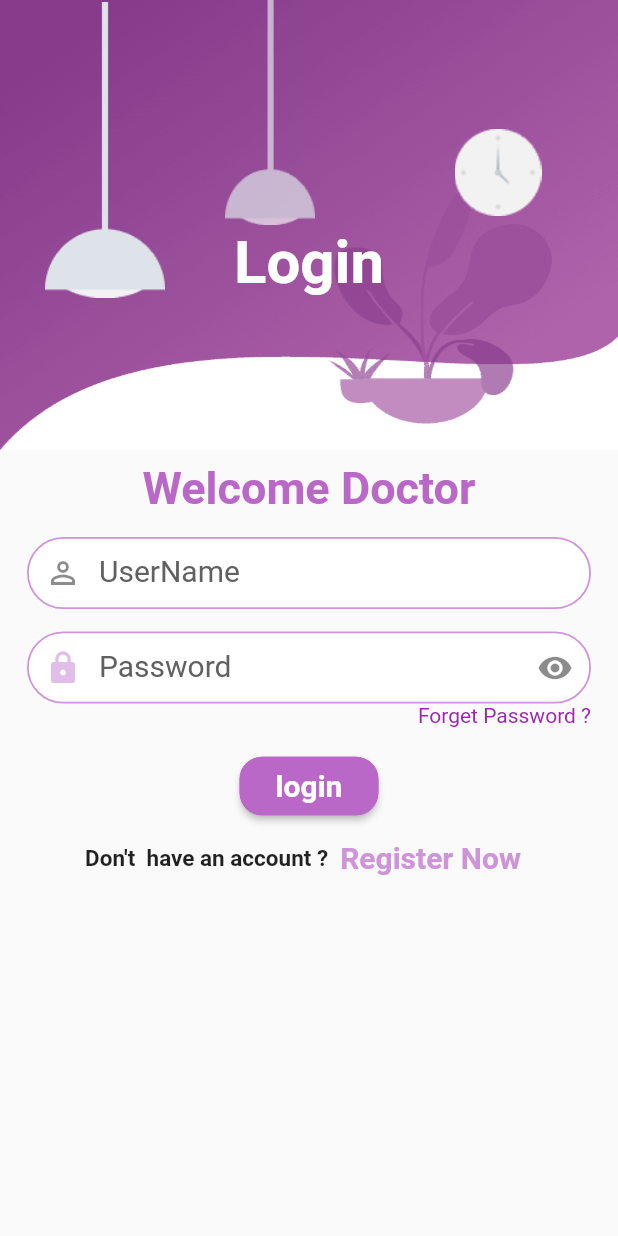
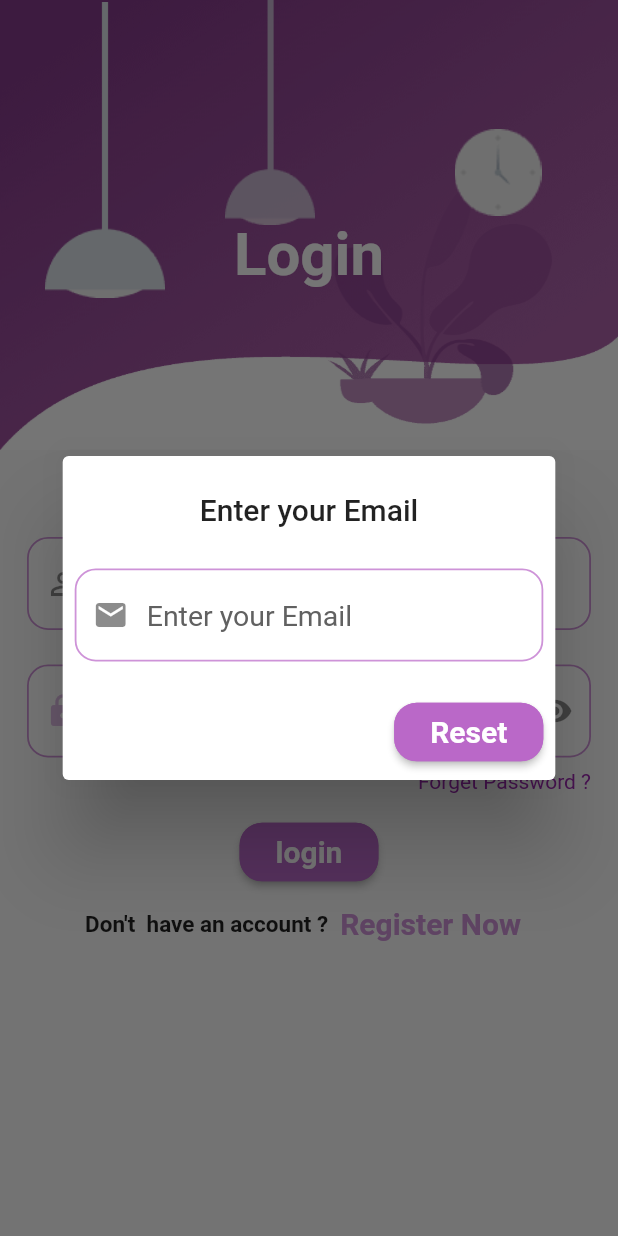
Before and after one commit to asmaaramadanramadan/BoneMarrow, a Flutter app: the Login_Screen screen opened directly, after a tap on "Forget Password ?", on a phone screen of 412 x 824 dp. Run offline on Flutter 3.47's test engine with Material 2 defaults, Android fonts, the phone set to English and light mode, and no system bars; our stand-ins replace animated_splash_screen, carousel_slider, curved_navigation_bar, easy_search_bar, easy_splash_screen, file_picker and 7 more; accounts and stored records are empty.

Commit message:
login update

```diff
--- a/lib/login+_screen.dart
+++ b/lib/login+_screen.dart
@@ -13,6 +13,7 @@ import 'package:shared_preferences/shared_preferences.dart';
 import 'Animation/FadeAnimation.dart';
 
 import 'package:g_project/registerScreen.dart';
+import 'ResetPage.dart';
 import 'home_screen.dart';
 import 'main.dart';
 import 'nav_drawer.dart';
@@ -36,7 +37,7 @@ class _Login_ScreenState extends State<Login_Screen> {
   var passwordcontroler = TextEditingController();
 
   //var phonecontroller = TextEditingController();
-  //var emailcontroler = TextEditingController();
+  var emailcontroler = TextEditingController();
 
   bool passvisible = true;
 
@@ -89,7 +90,7 @@ class _Login_ScreenState extends State<Login_Screen> {
                       ),
                     ),
                     Container(
-                      margin: const EdgeInsets.only(top: 50),
+                      margin: const EdgeInsets.only(top: 40),
                       child: const Center(
                         child: Text(
                           "Login",
@@ -105,7 +106,6 @@ class _Login_ScreenState extends State<Login_Screen> {
               ),
               Padding(
                 padding: const EdgeInsets.all(8.0),
-                child: Center(
                 child: SingleChildScrollView(
                   child: Column(
                     children: [
@@ -116,7 +116,7 @@ class _Login_ScreenState extends State<Login_Screen> {
                             fontWeight: FontWeight.bold,
                             fontSize: 30),
                       ),
-                        lSwitch ? const DoctorRegist() : signIn(),
+                      lSwitch ? const DoctorRegist() :  Login(),
                       Row(
                           mainAxisAlignment: MainAxisAlignment.center,
                           children: [
@@ -161,7 +161,6 @@ class _Login_ScreenState extends State<Login_Screen> {
                   ),
                 ),
               ),
-              ),
             ],
           ),
         ),
@@ -169,7 +168,7 @@ class _Login_ScreenState extends State<Login_Screen> {
     );
   }
 
-  Form signIn() {
+  Form Login() {
     return Form(
       key: _key1,
       child: Container(
@@ -238,7 +237,7 @@ class _Login_ScreenState extends State<Login_Screen> {
                     "Forget Password ?",
                     style: TextStyle(color: Colors.purple),
                   ),
-                  onTap: () {},
+                  onTap: () =>myDialog(),
                 ),
               ],
             ),
@@ -252,18 +251,14 @@ class _Login_ScreenState extends State<Login_Screen> {
                     side: BorderSide(color: Colors.purple.shade300),
                     borderRadius: BorderRadius.circular(15.0)),
                 onPressed: (){
+                  if(_key1.currentState!.validate()){
                     Navigator.pushReplacement(
                         context, MaterialPageRoute(builder: (_) => HomePage()));
+                  }
+
 
                 },
-                // onPressed: () {
-                //   postlogin(_namecontroller.text, passwordcontroler.text)
-                //       .then((value)  {
-                //     shared.setString("token", value['token']);
-                //     Navigator.pushReplacement(
-                //         context, MaterialPageRoute(builder: (_) => HomePage()));
-                //   });
-                // },
+
                 child: const Padding(
                   padding: EdgeInsets.all(8.0),
                   child: Text(
@@ -278,6 +273,63 @@ class _Login_ScreenState extends State<Login_Screen> {
         ),
       ),
     );
+  }
+
+  myDialog() {
+    var ad = AlertDialog(
+      title: Center(child: Text("Enter your Email")),
+      //content: Text("Status:"),
+      actions: [
+        defultTextFied(
+          hint: "Enter your Email",
+          // label: "Email",
+          type: TextInputType.emailAddress,
+          pIcon: Icon(Icons.email),
+          onSave: () =>
+              (String? val) {
+            setState(() {});
+          },
+          validate: () =>
+              (String? val) {
+            if (val!.isEmpty) {
+              return "this field can't be empty";
+            }
+          },
+          vall: false,
+          mycontroler: emailcontroler,
+        ),
+        SizedBox(height:15),
+        MaterialButton(
+            minWidth: 30.0,
+            color: Colors.purple.shade300,
+            shape: RoundedRectangleBorder(
+                side: BorderSide(color: Colors.purple.shade300),
+                borderRadius: BorderRadius.circular(15.0)),
+            onPressed: (){
+
+                Navigator.pushReplacement(
+                    context, MaterialPageRoute(builder: (_) => ResetPage()));
+
+            },
+
+            child: const Padding(
+              padding: EdgeInsets.all(8.0),
+              child: Text(
+                "Reset",
+                style: TextStyle(
+                    color: Colors.white,
+                    fontWeight: FontWeight.bold,
+                    fontSize: 20),
+              ),
+            ))
+      ],
+    );
+    showDialog(
+        barrierDismissible: true,
+        context: context,
+        builder: (BuildContext context) {
+          return ad;
+        });
   }
 
   Future postlogin(String username, String password) async {
--- a/lib/widget/fields.dart
+++ b/lib/widget/fields.dart
@@ -27,7 +27,7 @@ class defultTextFied extends StatelessWidget {
   @override
   Widget build(BuildContext context) {
     return SizedBox(
-      height:48,
+  height:70,
       child: TextFormField(
         keyboardType: type,
         validator: validate!(),
@@ -46,13 +46,13 @@ class defultTextFied extends StatelessWidget {
 
           ),
           border: OutlineInputBorder(
-              borderRadius: BorderRadius.circular(20),
+              borderRadius: BorderRadius.circular(14),
               borderSide: BorderSide(color: Colors.purple.shade200, width: 1.2)),
             enabledBorder: OutlineInputBorder(
-              borderRadius: BorderRadius.circular(25),
+              borderRadius: BorderRadius.circular(14),
               borderSide:BorderSide(color: Colors.purple.shade200, width: 1.2)),
             focusedBorder: OutlineInputBorder(
-            borderRadius: BorderRadius.circular(25),
+            borderRadius: BorderRadius.circular(14),
             borderSide: BorderSide(color: Colors.purple.shade200, width: 1.2),
           ),
           filled: true,
```
Also changed, not shown: lib/registerScreen.dart (+12 -45 lines). Lines whose indentation alone changed are shown as unchanged.
